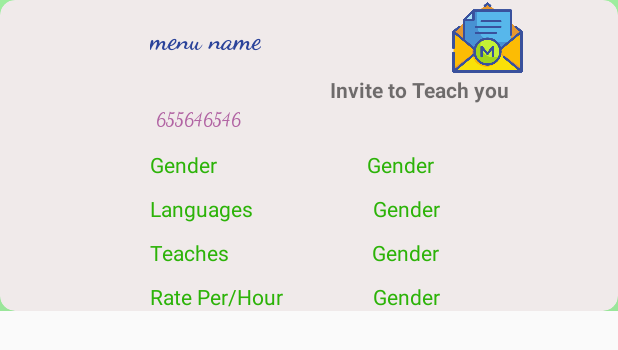
After one commit to NaveedAhmed143/Learntogether, an Android app: the layout invite_layout.xml on its own in the app's theme, with its tools: preview values and no code run, on a phone screen of 412 x 824 dp. The commit adds this screen. Shown: the top 350 px of the screen. Run offline under Robolectric (Android 15) with nearby library versions, the phone set to English and light mode, and no system bars.

Commit message:
Upadated until 3/jan/2k20

```diff
--- a/app/src/main/java/com/example/learntogether/Dbclass.java
+++ b/app/src/main/java/com/example/learntogether/Dbclass.java
@@ -11,7 +11,7 @@ import java.sql.SQLException;
 public class Dbclass{
 
     String classs = "com.mysql.jdbc.Driver";
-    String dburl = "jdbc:mysql://192.168.0.104:3306/centerofexecellence";
+    String dburl = "jdbc:mysql://192.168.0.106:3306/centerofexecellence";
     String uname = "bilal";
     String password = "bilal1234";
 
--- /dev/null
+++ b/app/src/main/res/layout/invite_layout.xml
@@ -0,0 +1,226 @@
+<?xml version="1.0" encoding="utf-8"?>
+<LinearLayout xmlns:android="http://schemas.android.com/apk/res/android"
+    xmlns:card_view="http://schemas.android.com/apk/res-auto"
+    xmlns:tools="http://schemas.android.com/tools"
+    android:layout_width="match_parent"
+    android:layout_height="wrap_content"
+    tools:context=".Invitetutor"
+    android:background="#FAFA"
+    android:orientation="vertical"
+    >
+
+    <androidx.cardview.widget.CardView
+        android:layout_width="match_parent"
+        android:layout_height="wrap_content"
+        android:elevation="100dp"
+        android:padding="20dp"
+        android:paddingTop="50dp"
+        android:scrollbars="vertical"
+        card_view:cardBackgroundColor="#F0EAEA"
+
+        card_view:cardCornerRadius="10dp"
+        card_view:cardElevation="100dp">
+
+        <LinearLayout
+            android:id="@+id/cardviewlayout"
+            android:layout_width="match_parent"
+            android:layout_height="wrap_content"
+            android:orientation="horizontal">
+
+            <de.hdodenhof.circleimageview.CircleImageView
+                android:id="@+id/imageView"
+                android:layout_width="80dp"
+                android:layout_height="80dp"
+                android:layout_marginLeft="10dp"
+                android:layout_marginTop="15dp"
+                android:layout_marginBottom="10dp"
+                android:elevation="100dp"
+
+                android:padding="25dp"
+                android:scaleType="centerCrop" />
+
+            <LinearLayout
+                android:layout_width="wrap_content"
+                android:layout_height="wrap_content"
+                android:orientation="vertical">
+
+                <TextView
+                    android:id="@+id/textName"
+                    android:layout_width="wrap_content"
+                    android:layout_height="match_parent"
+                    android:layout_alignBottom="@+id/imageView"
+                    android:layout_alignParentTop="true"
+                    android:layout_alignParentEnd="true"
+                    android:layout_alignParentRight="true"
+                    android:layout_marginLeft="10dp"
+                    android:layout_marginTop="15dp"
+                    android:layout_marginBottom="20dp"
+                    android:layout_toRightOf="@+id/imageView"
+                    android:fontFamily="cursive"
+                    android:gravity="center|left|top"
+                    android:maxLength="30"
+                    android:text="menu name"
+                    android:textColor="#2b439a"
+                    android:textColorHighlight="#2b439a"
+                    android:textSize="18sp"
+                    android:textStyle="bold" />
+
+
+                <TextView
+                    android:id="@+id/Txtnation"
+                    android:layout_width="110dp"
+                    android:layout_height="wrap_content"
+                    android:layout_alignLeft="@+id/textName"
+                    android:layout_alignBottom="@+id/imageView"
+                    android:layout_alignParentTop="true"
+                    android:layout_alignParentEnd="true"
+                    android:layout_alignParentRight="true"
+                    android:layout_toRightOf="@+id/textName"
+                    android:fontFamily="cursive"
+                    android:maxLength="30"
+                    android:padding="14dp"
+                    android:shadowColor="#2b439a"
+                    android:text="655646546"
+                    android:textColor="#b163a3"
+                    android:textColorHighlight="#2b439a"
+                    android:textColorHint="#2b439a"
+                    android:textSize="12dp" />
+
+            </LinearLayout>
+            <LinearLayout
+                android:layout_width="wrap_content"
+                android:layout_height="wrap_content"
+                android:orientation="vertical"
+                android:weightSum="4"
+                >
+                <ImageView
+                    android:layout_weight="1"
+                    android:layout_width="50dp"
+                    android:layout_height="50dp"
+                    android:scaleType="fitXY"
+                    android:layout_marginLeft="100dp"
+                    android:background="@drawable/mail"
+                    ></ImageView>
+                <TextView
+                    android:layout_weight="3"
+                    android:layout_marginLeft="20dp"
+                    android:layout_width="wrap_content"
+                    android:layout_height="wrap_content"
+                    android:textStyle="bold"
+                    android:text="Invite to Teach you"
+                    />
+
+
+
+            </LinearLayout>
+
+        </LinearLayout>
+
+        <LinearLayout
+            android:layout_width="wrap_content"
+            android:layout_height="wrap_content"
+            android:layout_marginLeft="60dp"
+            android:orientation="vertical">
+
+            <LinearLayout
+                android:layout_width="wrap_content"
+                android:layout_height="wrap_content"
+                android:orientation="horizontal">
+
+                <TextView
+                    android:layout_width="wrap_content"
+                    android:layout_height="wrap_content"
+                    android:layout_marginTop="100dp"
+                    android:paddingLeft="40dp"
+                    android:text="Gender"
+                    android:textColor="#2CB308" />
+
+                <TextView
+                    android:id="@+id/Genderforinvitedtutor"
+                    android:layout_width="wrap_content"
+                    android:layout_height="wrap_content"
+                    android:layout_marginTop="100dp"
+                    android:paddingLeft="100dp"
+                    android:text="Gender"
+                    android:textColor="#2CB308" />
+
+            </LinearLayout>
+
+            <LinearLayout
+                android:layout_width="wrap_content"
+                android:layout_height="wrap_content"
+                android:orientation="horizontal">
+
+                <TextView
+                    android:layout_width="wrap_content"
+                    android:layout_height="wrap_content"
+                    android:layout_marginTop="10dp"
+                    android:paddingLeft="40dp"
+                    android:text="Languages"
+                    android:textColor="#2CB308" />
+
+                <TextView
+                    android:id="@+id/Languagesforinvitedtutor"
+                    android:layout_width="wrap_content"
+                    android:layout_height="wrap_content"
+                    android:layout_marginTop="10dp"
+                    android:paddingLeft="80dp"
+                    android:text="Gender"
+                    android:textColor="#2CB308" />
+
+            </LinearLayout>
+
+            <LinearLayout
+                android:layout_width="wrap_content"
+                android:layout_height="wrap_content"
+                android:orientation="horizontal">
+
+                <TextView
+                    android:layout_width="wrap_content"
+                    android:layout_height="wrap_content"
+                    android:layout_marginTop="10dp"
+                    android:paddingLeft="40dp"
+                    android:text="Teaches"
+                    android:textColor="#2CB308" />
+
+                <TextView
+                    android:id="@+id/Teachesforinvitedtutor"
+                    android:layout_width="wrap_content"
+                    android:layout_height="wrap_content"
+                    android:layout_marginTop="10dp"
+                    android:paddingLeft="95dp"
+                    android:text="Gender"
+                    android:textColor="#2CB308" />
+
+            </LinearLayout>
+
+            <LinearLayout
+                android:layout_width="wrap_content"
+                android:layout_height="wrap_content"
+                android:orientation="horizontal">
+
+                <TextView
+                    android:layout_width="wrap_content"
+                    android:layout_height="wrap_content"
+                    android:layout_marginTop="10dp"
+                    android:paddingLeft="40dp"
+                    android:text="Rate Per/Hour"
+                    android:textColor="#2CB308" />
+
+                <TextView
+                    android:id="@+id/perhourateforinvitedtutor"
+                    android:layout_width="wrap_content"
+                    android:layout_height="wrap_content"
+                    android:layout_marginTop="10dp"
+                    android:paddingLeft="60dp"
+                    android:text="Gender"
+                    android:textColor="#2CB308" />
+
+            </LinearLayout>
+            ///////////////////////////////////////////////////////////////////////////////
+
+
+        </LinearLayout>
+    </androidx.cardview.widget.CardView>
+
+</LinearLayout>
```
Also changed, not shown: app/src/main/java/com/example/learntogether/Invitetutor.java (+238 -3 lines), app/src/main/java/com/example/learntogether/Invitetutorfromcards.java (added, +105 -0 lines), app/src/main/java/com/example/learntogether/chats.java (+52 -25 lines), app/src/main/res/layout/activity_invitetutor.xml (+7 -14 lines), app/src/main/res/drawable/mail.png (added), app/src/main/res/drawable/sss.jpg (added).
